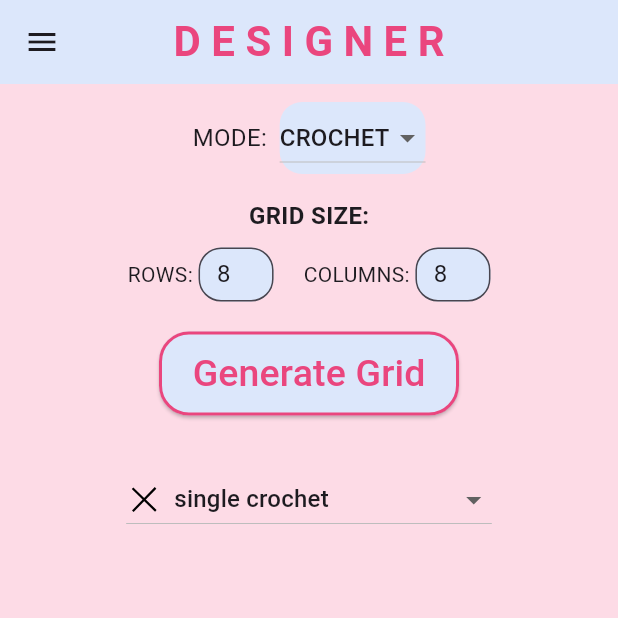
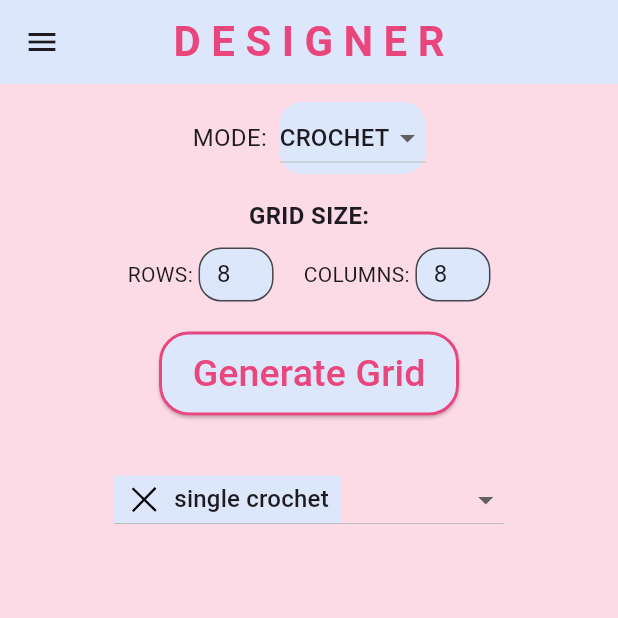
Before and after one commit to Ayesha-Jan/stitch-atlas, a Flutter app: the Designer screen opened by its route, on a phone screen of 412 x 824 dp, the top half of it. Run offline on Flutter 3.47's test engine with Material 3 defaults, Android fonts, the phone set to English and light mode, and no system bars; our stand-ins replace flutter_svg.

Commit message:
Fixing svg sizes

```diff
--- a/lib/pages/designer.dart
+++ b/lib/pages/designer.dart
@@ -479,7 +479,8 @@ class _DesignerState extends State<Designer> {
                 Padding(
                   padding: const EdgeInsets.symmetric(vertical: 8),
                   child: DropdownButton<String>(
-                    value: crochetSymbols.any((s) => s["name"] == selectedSymbol) ? selectedSymbol : null,                    hint: Text("Select a stitch"),
+                    value: crochetSymbols.any((s) => s["name"] == selectedSymbol) ? selectedSymbol : null,
+                    hint: Text("Select a stitch"),
                     onChanged: (value) {
                       final symbol = crochetSymbols.firstWhere((s) => s["name"] == value);
                       setState(() {
@@ -489,16 +490,23 @@ class _DesignerState extends State<Designer> {
                     items: crochetSymbols.map((symbol) {
                       return DropdownMenuItem<String>(
                         value: symbol["name"],
+                        child: Container(
+                          color: Color(0xFFDCE7FB),
+                          padding: EdgeInsets.symmetric(vertical: 4, horizontal: 8),
                           child: Row(
                             children: [
-                            SvgPicture.asset(
-                              symbol["file"]!,
+                              SizedBox(
                                 width: 24,
                                 height: 24,
+                                child: SvgPicture.asset(
+                                  symbol["file"]!,
+                                  fit: BoxFit.contain,
+                                ),
                               ),
                               SizedBox(width: 8),
                               Text(symbol["name"]!),
                             ],
+                          ),
                         ),
                       );
                     }).toList(),
```
Also changed, not shown: assets/crochet_symbols/5dc-popcorn.svg, assets/crochet_symbols/blo.svg, assets/crochet_symbols/bpdc.svg, assets/crochet_symbols/ch.svg, assets/crochet_symbols/ch3-picot.svg, assets/crochet_symbols/dc.svg, assets/crochet_symbols/dc2tog.svg, assets/crochet_symbols/dc3tog.svg, assets/crochet_symbols/dtc.svg, assets/crochet_symbols/flo.svg, assets/crochet_symbols/fpdc.svg, assets/crochet_symbols/hdc.svg, assets/crochet_symbols/puff.svg, assets/crochet_symbols/sc.svg, 4 more files, 1 other file. Lines whose indentation alone changed are shown as unchanged.
